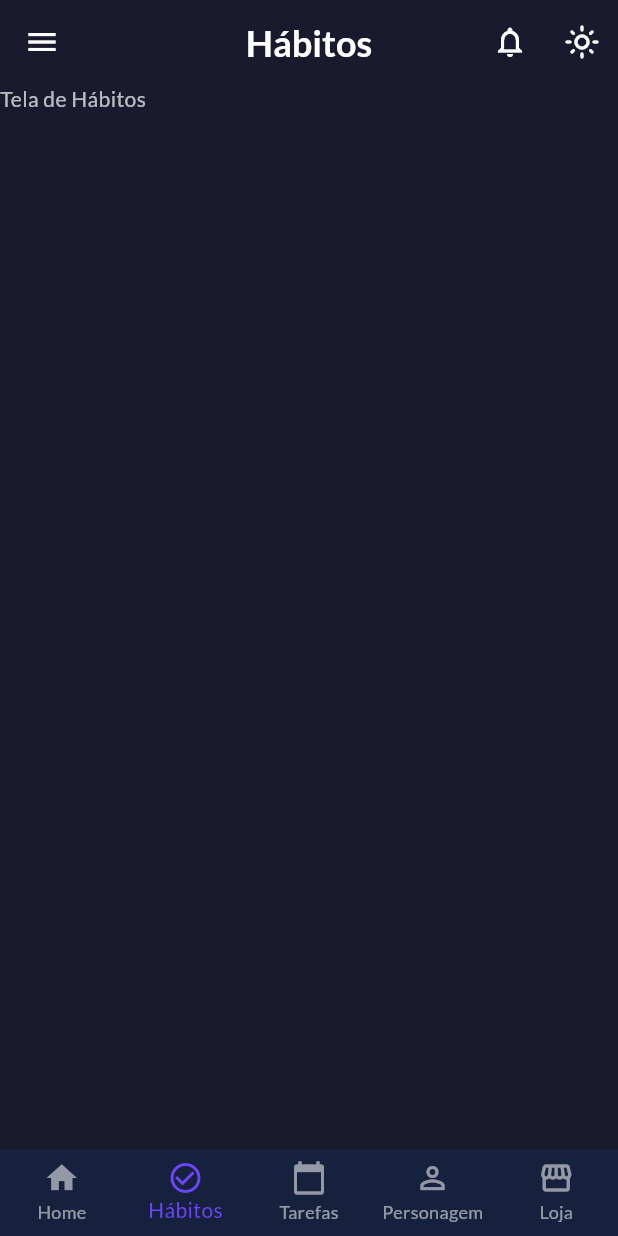
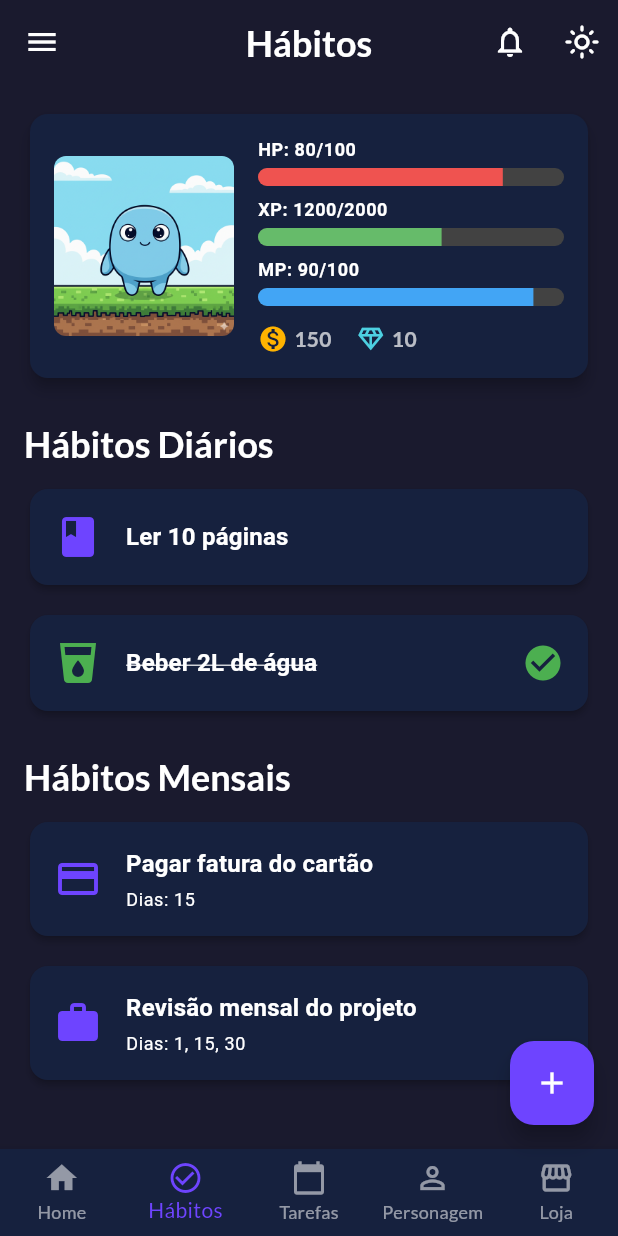
Before and after one commit to PedroGui404/Habbit-Quest, a Flutter app: the screen it shows after launch, item 2 of the bottom bar chosen, on a phone screen of 412 x 824 dp. Run offline on Flutter 3.47's test engine with Material 3 defaults, Android fonts, the phone set to English and light mode, and no system bars; our stand-ins replace go_router, google_fonts, table_calendar.

Commit message:
adicionando tela de hábitos

```diff
--- /dev/null
+++ b/lib/screens/habits_screen.dart
@@ -0,0 +1,188 @@
+
+import 'package:flutter/material.dart';
+import 'package:myapp/widgets/character_card.dart';
+import 'package:myapp/widgets/add_habit_modal.dart';
+
+// Modelo para um Hábito
+class Habit {
+  final String title;
+  final IconData icon;
+  final String category;
+  final FrequencyType frequencyType;
+  final List<int> monthlyDays; // Dias do mês (1-31) se a frequência for mensal
+  bool isCompletedToday;
+
+  Habit({
+    required this.title,
+    required this.icon,
+    required this.category,
+    required this.frequencyType,
+    this.monthlyDays = const [],
+    this.isCompletedToday = false,
+  });
+}
+
+enum FrequencyType { diario, mensal }
+
+class HabitsScreen extends StatefulWidget {
+  const HabitsScreen({super.key});
+
+  @override
+  HabitsScreenState createState() => HabitsScreenState();
+}
+
+class HabitsScreenState extends State<HabitsScreen> {
+  final List<Habit> _habits = [
+    // Dados de exemplo
+    Habit(title: 'Ler 10 páginas', icon: Icons.book, category: 'Desenvolvimento', frequencyType: FrequencyType.diario),
+    Habit(title: 'Beber 2L de água', icon: Icons.local_drink, category: 'Saúde', frequencyType: FrequencyType.diario, isCompletedToday: true),
+    Habit(title: 'Pagar fatura do cartão', icon: Icons.payment, category: 'Finanças', frequencyType: FrequencyType.mensal, monthlyDays: [15]),
+    Habit(title: 'Revisão mensal do projeto', icon: Icons.work, category: 'Trabalho', frequencyType: FrequencyType.mensal, monthlyDays: [1, 15, 30]),
+  ];
+
+  void showAddHabitModal() {
+    showModalBottomSheet(
+      context: context,
+      isScrollControlled: true,
+      backgroundColor: Theme.of(context).cardColor,
+      shape: const RoundedRectangleBorder(
+        borderRadius: BorderRadius.vertical(top: Radius.circular(20)),
+      ),
+      builder: (ctx) => AddHabitModal(onHabitAdded: _addHabit),
+    );
+  }
+
+  void _addHabit(Habit habit) {
+    setState(() {
+      _habits.add(habit);
+    });
+  }
+
+  @override
+  Widget build(BuildContext context) {
+    final theme = Theme.of(context);
+    final dailyHabits = _habits.where((h) => h.frequencyType == FrequencyType.diario).toList();
+    final monthlyHabits = _habits.where((h) => h.frequencyType == FrequencyType.mensal).toList();
+
+    return SingleChildScrollView(
+      child: Padding(
+        padding: const EdgeInsets.fromLTRB(16, 16, 16, 80),
+        child: Column(
+          crossAxisAlignment: CrossAxisAlignment.start,
+          children: [
+            const CharacterCard(),
+            const SizedBox(height: 24),
+
+            // Seção de Hábitos Diários
+            if (dailyHabits.isNotEmpty) ...[
+              Text('Hábitos Diários', style: theme.textTheme.titleLarge),
+              const SizedBox(height: 12),
+              ListView.separated(
+                shrinkWrap: true,
+                physics: const NeverScrollableScrollPhysics(),
+                itemCount: dailyHabits.length,
+                separatorBuilder: (_, __) => const SizedBox(height: 12),
+                itemBuilder: (context, index) {
+                  return HabitCard(habit: dailyHabits[index]);
+                },
+              ),
+              const SizedBox(height: 24),
+            ],
+
+            // Seção de Hábitos Mensais
+            if (monthlyHabits.isNotEmpty) ...[
+              Text('Hábitos Mensais', style: theme.textTheme.titleLarge),
+              const SizedBox(height: 12),
+              ListView.separated(
+                shrinkWrap: true,
+                physics: const NeverScrollableScrollPhysics(),
+                itemCount: monthlyHabits.length,
+                separatorBuilder: (_, __) => const SizedBox(height: 12),
+                itemBuilder: (context, index) {
+                  return HabitCard(habit: monthlyHabits[index]);
+                },
+              ),
+            ],
+
+            if (dailyHabits.isEmpty && monthlyHabits.isEmpty)
+              const Center(
+                child: Padding(
+                  padding: EdgeInsets.all(32.0),
+                  child: Text(
+                    'Nenhum hábito cadastrado ainda.\nClique no botão + para começar.',
+                    textAlign: TextAlign.center,
+                    style: TextStyle(fontSize: 16),
+                  ),
+                ),
+              ),
+          ],
+        ),
+      ),
+    );
+  }
+}
+
+// Widget para o Card de Hábito
+class HabitCard extends StatefulWidget {
+  final Habit habit;
+  const HabitCard({super.key, required this.habit});
+
+  @override
+  State<HabitCard> createState() => _HabitCardState();
+}
+
+class _HabitCardState extends State<HabitCard> {
+  @override
+  Widget build(BuildContext context) {
+    final theme = Theme.of(context);
+    return Card(
+      elevation: 2,
+      shape: RoundedRectangleBorder(borderRadius: BorderRadius.circular(12)),
+      child: InkWell(
+        onTap: () {
+          setState(() {
+            widget.habit.isCompletedToday = !widget.habit.isCompletedToday;
+          });
+        },
+        borderRadius: BorderRadius.circular(12),
+        child: Padding(
+          padding: const EdgeInsets.all(16.0),
+          child: Row(
+            children: [
+              Icon(
+                widget.habit.icon,
+                color: widget.habit.isCompletedToday ? Colors.green : theme.colorScheme.primary,
+                size: 32,
+              ),
+              const SizedBox(width: 16),
+              Expanded(
+                child: Column(
+                  crossAxisAlignment: CrossAxisAlignment.start,
+                  children: [
+                    Text(
+                      widget.habit.title,
+                      style: theme.textTheme.titleMedium?.copyWith(
+                        fontWeight: FontWeight.bold,
+                        decoration: widget.habit.isCompletedToday ? TextDecoration.lineThrough : null,
+                      ),
+                    ),
+                    if (widget.habit.frequencyType == FrequencyType.mensal)
+                      Padding(
+                        padding: const EdgeInsets.only(top: 4.0),
+                        child: Text(
+                          'Dias: ${widget.habit.monthlyDays.join(', ')}',
+                          style: theme.textTheme.bodySmall,
+                        ),
+                      ),
+                  ],
+                ),
+              ),
+              if (widget.habit.isCompletedToday)
+                const Icon(Icons.check_circle, color: Colors.green, size: 28),
+            ],
+          ),
+        ),
+      ),
+    );
+  }
+}
--- a/lib/screens/main_screen.dart
+++ b/lib/screens/main_screen.dart
@@ -2,12 +2,14 @@
 import 'package:flutter/material.dart';
 import 'package:provider/provider.dart';
 
-import 'package:myapp/main.dart'; // Acesso ao ThemeProvider
+import 'package:myapp/main.dart';
 import 'package:myapp/screens/dashboard_screen.dart';
 import 'package:myapp/screens/tasks_screen.dart';
+import 'package:myapp/screens/habits_screen.dart'; // Importando a nova tela
 
-// A chave global agora aponta para a classe de estado pública
+// Chaves para as telas que precisam de acesso externo
 final GlobalKey<TasksScreenState> tasksScreenKey = GlobalKey<TasksScreenState>();
+final GlobalKey<HabitsScreenState> habitsScreenKey = GlobalKey<HabitsScreenState>(); // Nova chave para hábitos
 
 class MainScreen extends StatefulWidget {
   const MainScreen({super.key});
@@ -26,10 +28,10 @@
     super.initState();
     _widgetOptions = <Widget>[
       const DashboardScreen(),
-      const Text('Tela de Hábitos'), // Placeholder
-      TasksScreen(key: tasksScreenKey), // A chave continua associada aqui
-      const Text('Tela do Personagem'), // Placeholder
-      const Text('Tela da Loja'), // Placeholder
+      HabitsScreen(key: habitsScreenKey), // Tela de hábitos com a chave
+      TasksScreen(key: tasksScreenKey),
+      const Text('Tela do Personagem'),
+      const Text('Tela da Loja'),
     ];
   }
 
@@ -57,6 +59,16 @@
     );
   }
 
+  // Função para determinar qual ação o FAB deve executar
+  VoidCallback? _getFabCallback() {
+    if (_selectedIndex == 1) {
+      return () => habitsScreenKey.currentState?.showAddHabitModal();
+    } else if (_selectedIndex == 2) {
+      return () => tasksScreenKey.currentState?.showAddTaskModal();
+    }
+    return null;
+  }
+
   @override
   Widget build(BuildContext context) {
     return Scaffold(
@@ -65,10 +77,9 @@
         child: ListView(
           padding: EdgeInsets.zero,
           children: <Widget>[
-            // MODIFICADO: Substituído DrawerHeader por um Container com altura customizada
             Container(
-              height: 110.0, // Altura reduzida
-              padding: const EdgeInsets.fromLTRB(16, 50, 16, 16), // Padding para alinhar o texto
+              height: 110.0,
+              padding: const EdgeInsets.fromLTRB(16, 50, 16, 16),
               decoration: BoxDecoration(color: Theme.of(context).primaryColor),
               child: Text(
                 'Menu',
@@ -98,12 +109,9 @@
         onTap: _onItemTapped,
         type: BottomNavigationBarType.fixed,
       ),
-      floatingActionButton: _selectedIndex == 2
+      floatingActionButton: _getFabCallback() != null
           ? FloatingActionButton(
-              onPressed: () {
-                // A chamada agora funciona corretamente
-                tasksScreenKey.currentState?.showAddTaskModal();
-              },
+              onPressed: _getFabCallback(),
               child: const Icon(Icons.add),
             )
           : null,
```
Also changed, not shown: lib/widgets/add_habit_modal.dart (added, +158 -0 lines), lib/widgets/icon_picker_modal.dart (added, +115 -0 lines), assets/images/backgrounds/background_1_grass.png (added), assets/images/backgrounds/background_2_cave.png (added), assets/images/characters/character_1_main.png (added), assets/images/characters/character_2_police.png (added), assets/images/characters/character_3_harrypotter.png (added), assets/images/characters/character_4_cowboy.png (added), assets/images/characters/character_5_robber.png (added).
